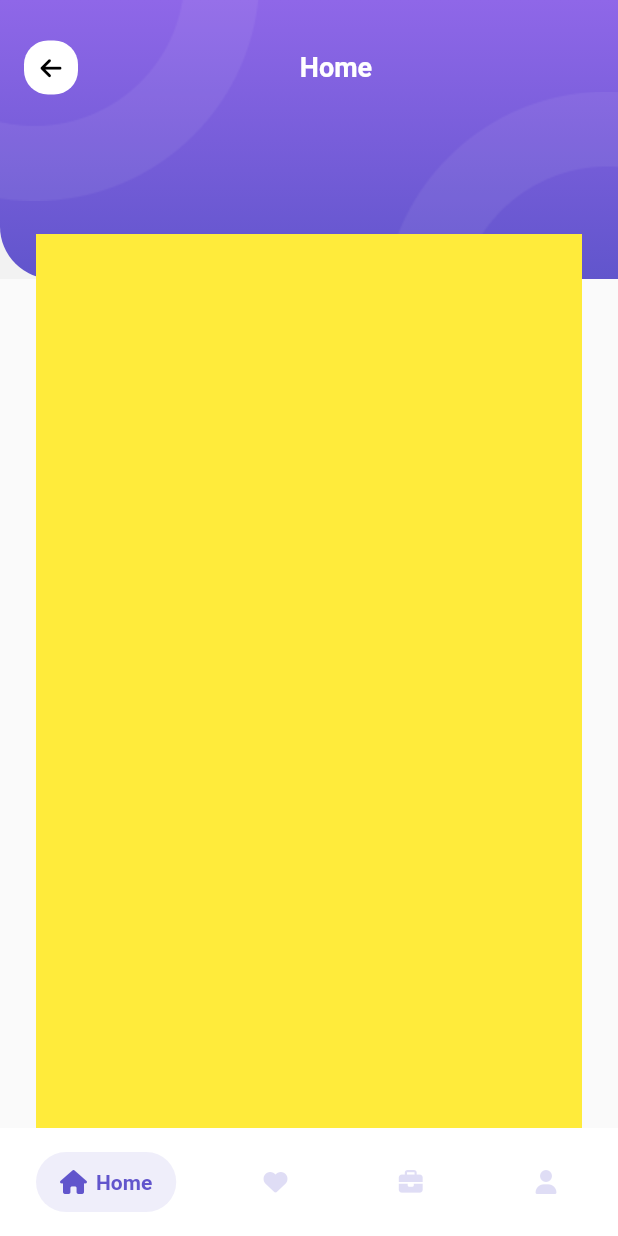
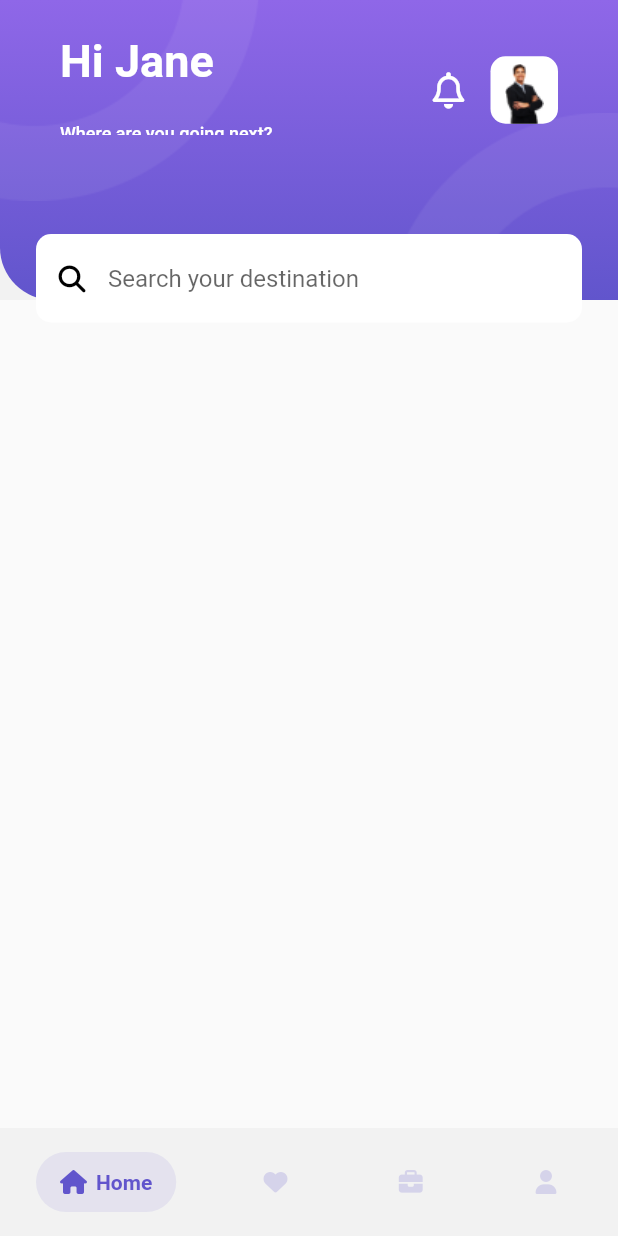
Before and after one commit to duypham1398/travel, a Flutter app: the MainApp screen opened by its route, on a phone screen of 412 x 824 dp. Run offline on Flutter 3.47's test engine with Material 2 defaults, Android fonts, the phone set to English and light mode, and no system bars; drawn by our look-alikes of salomon_bottom_bar; our stand-ins replace font_awesome_flutter, hive_flutter, smooth_page_indicator; accounts and stored records are empty.

```diff
--- a/lib/core/constants/color_constants.dart
+++ b/lib/core/constants/color_constants.dart
@@ -4,7 +4,6 @@ class ColorPalette {
   static const Color primaryColor = Color(0xff6155CC);
   static const Color secondColor = Color(0xff8F67E8);
   static const Color yellowColor = Color(0xffFE9C5E);
-
   static const Color dividerColor = Color(0xFFE5E7EB);
   static const Color text1Color = Color(0xFF323B4B);
   static const Color subTitleColor = Color(0xFF838383);
--- a/lib/core/helper/asset_helper.dart
+++ b/lib/core/helper/asset_helper.dart
@@ -7,4 +7,5 @@ class AssetHelper {
   static const String imageIntro3 = 'assets/images/intro3.png';
   static const String Ovaltop = 'assets/images/ovaltop.png';
   static const String Ovalbot = 'assets/images/ovalbot.png';
+  static const String Avatar = 'assets/images/avt.png';
 }
--- a/lib/core/representation/screens/home_screen.dart
+++ b/lib/core/representation/screens/home_screen.dart
@@ -1,4 +1,9 @@
+// import 'package:flutter/cupertino.dart';
 import 'package:flutter/material.dart';
+import 'package:font_awesome_flutter/font_awesome_flutter.dart';
+import 'package:travel/core/constants/dismension_constants.dart';
+import 'package:travel/core/helper/asset_helper.dart';
+import 'package:travel/core/helper/image_helper.dart';
 
 import '../widgets/appbar_container.dart';
 
@@ -13,10 +18,72 @@ class _HomeScreenState extends State<HomeScreen> {
   @override
   Widget build(BuildContext context) {
     return AppBarContainer(
-      titleString: 'Home',
-      implementLeading: true,
-      child: Container(
-        color: Colors.yellow,
+      title: Padding(
+        padding:
+            EdgeInsets.symmetric(horizontal: kMediumPadding).copyWith(top: 30),
+        child: Row(
+          children: [
+            Column(
+              crossAxisAlignment: CrossAxisAlignment.start,
+              children: [
+                Text(
+                  'Hi Jane',
+                  style: TextStyle(
+                    fontWeight: FontWeight.bold,
+                    fontSize: 30,
+                  ),
+                ),
+                SizedBox(height: kMediumPadding),
+                Text(
+                  'Where are you going next?',
+                  style: TextStyle(
+                    fontSize: 12,
+                    color: Colors.white,
+                  ),
+                ),
+              ],
+            ),
+            Spacer(),
+            Icon(
+              FontAwesomeIcons.bell,
+              size: kMediumPadding,
+              color: Colors.white,
+            ),
+            SizedBox(width: kDefaultPadding),
+            Container(
+              height: 45,
+              width: 45,
+              decoration: BoxDecoration(
+                  color: Colors.white,
+                  borderRadius: BorderRadius.circular(kItemPadding)),
+              padding: EdgeInsets.only(top: kMinPadding),
+              child: ImageHelper.loadFromAsset(AssetHelper.Avatar),
+            )
+          ],
+        ),
+      ),
+      child: Column(
+        children: [
+          TextField(
+            decoration: InputDecoration(
+              fillColor: Colors.white,
+              filled: true,
+              border: OutlineInputBorder(
+                borderSide: BorderSide.none,
+                borderRadius: BorderRadius.all(Radius.circular(kItemPadding)),
+              ),
+              hintText: 'Search your destination',
+              prefixIcon: Padding(
+                padding: EdgeInsets.all(kTopPadding),
+                child: Icon(
+                  FontAwesomeIcons.magnifyingGlass,
+                  color: Colors.black,
+                  size: kDefaultIconSize,
+                ),
+              ),
+            ),
+          )
+        ],
       ),
     );
   }
--- a/lib/core/representation/screens/intro_screen.dart
+++ b/lib/core/representation/screens/intro_screen.dart
@@ -52,7 +52,7 @@ class _IntroScreenState extends State<IntroScreen> {
             children: [
               Text(
                 title,
-                style: TextStyles.defaultStyle.bold,
+                style: TextStyles.defaultStyle.bold.copyWith(fontSize: 24),
               ),
               SizedBox(
                 height: kMediumPadding * 2,
--- a/lib/core/representation/screens/main_app.dart
+++ b/lib/core/representation/screens/main_app.dart
@@ -18,13 +18,13 @@ class _MainAppState extends State<MainApp> {
   @override
   Widget build(BuildContext context) {
     return Scaffold(
-        backgroundColor: Colors.white,
+        backgroundColor: ColorPalette.backgroundScaffoldColor,
         body: IndexedStack(
           index: _currentIndex,
           children: [
             HomeScreen(),
             Container(
-              color: Colors.red,
+              color: ColorPalette.backgroundScaffoldColor,
             ),
             Container(
               color: Colors.green,
--- a/lib/core/representation/widgets/appbar_container.dart
+++ b/lib/core/representation/widgets/appbar_container.dart
@@ -11,19 +11,21 @@ class AppBarContainer extends StatelessWidget {
       required this.child,
       this.title,
       this.titleString,
-      this.implementLeading = false})
+      this.implementLeading = false,
+      this.implementTraling = false})
       : super(key: key);
   final Widget child;
   final Widget? title;
   final String? titleString;
   final bool implementLeading;
+  final bool implementTraling;
   @override
   Widget build(BuildContext context) {
     return Scaffold(
       body: Stack(
         children: [
           SizedBox(
-            height: 186,
+            height: 200,
             child: AppBar(
               centerTitle: true,
               automaticallyImplyLeading: false,
@@ -56,13 +58,28 @@ class AppBarContainer extends StatelessWidget {
                                 titleString ?? '',
                                 style: TextStyle(
                                   fontWeight: FontWeight.bold,
-                                  fontSize: 18,
+                                  fontSize: 20,
                                 ),
                               ),
                             ],
                           ),
                         ),
-                      )
+                      ),
+                      if (implementTraling)
+                        Container(
+                          decoration: BoxDecoration(
+                            borderRadius: BorderRadius.all(
+                              Radius.circular(kDefaultPadding),
+                            ),
+                            color: Colors.white,
+                          ),
+                          padding: EdgeInsets.all(kItemPadding),
+                          child: Icon(
+                            FontAwesomeIcons.bars,
+                            color: Colors.black,
+                            size: kDefaultPadding,
+                          ),
+                        ),
                     ],
                   ),
               flexibleSpace: Stack(
--- a/lib/main.dart
+++ b/lib/main.dart
@@ -1,4 +1,5 @@
 import 'package:flutter/material.dart';
+import 'package:flutter/services.dart';
 import 'package:hive_flutter/adapters.dart';
 import 'package:travel/core/constants/color_constants.dart';
 import 'package:travel/core/helper/local_storage_helper.dart';
@@ -13,10 +14,10 @@ void main() async {
 
 class MyApp extends StatelessWidget {
   const MyApp({Key? key}) : super(key: key);
-
   // This widget is the root of your application.
   @override
   Widget build(BuildContext context) {
+    // SystemChrome.setEnabledSystemUIMode(SystemUiMode.immersiveSticky);
     return MaterialApp(
       debugShowCheckedModeBanner: false,
       title: 'Flutter Demo',
```
Also changed, not shown: assets/images/avt.png (added).
